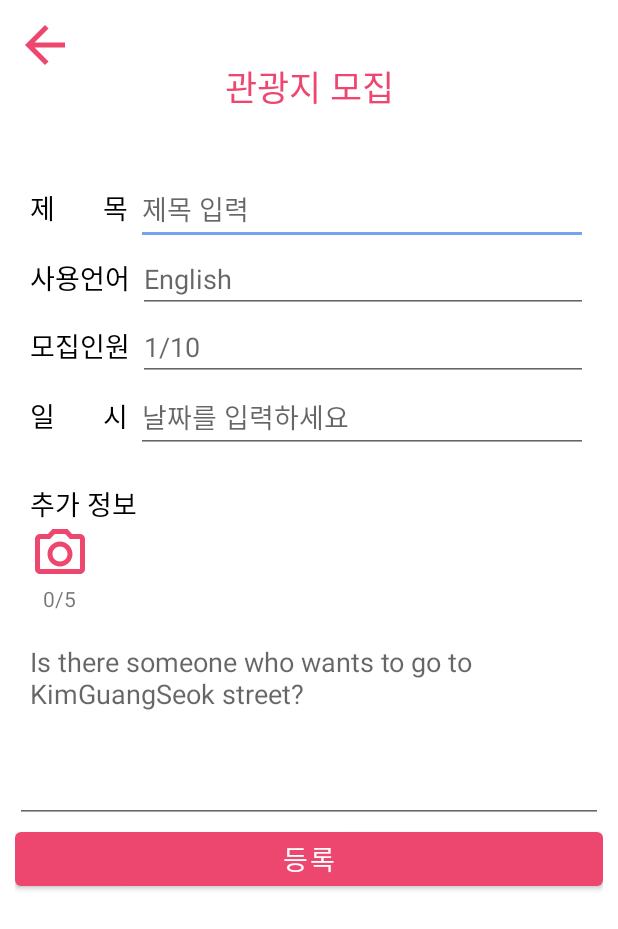
After one commit to Neighboring-Friends/LocalLink, an Android app: the layout activity_write_post.xml on its own in the app's theme, with its tools: preview values and no code run, on a phone screen of 412 x 824 dp. The commit adds this screen. Shown: the top 929 px of the screen. Run offline under Robolectric (Android 15) with nearby library versions, the phone set to English and light mode, and no system bars.

Commit message:
post page

```diff
--- a/app/src/main/AndroidManifest.xml
+++ b/app/src/main/AndroidManifest.xml
@@ -39,6 +39,9 @@
         <activity
             android:name=".attractionCourse.AttractionCourseActivity"
             android:exported="false"/>
+        <activity
+            android:name=".TestActivity"
+            android:exported="false"/>
     </application>
 
 </manifest>
--- a/app/src/main/java/com/example/nextdoorfriend/MainActivity.kt
+++ b/app/src/main/java/com/example/nextdoorfriend/MainActivity.kt
@@ -51,11 +51,7 @@ class MainActivity : AppCompatActivity() {
         }
 
         binding.testBtn.setOnClickListener {
-            startActivity(Intent(this, AttractionActivity::class.java))
-        }
-
-        binding.minseokBtn.setOnClickListener {
-            startActivity(Intent(this, AttractionCourseActivity::class.java))
+            startActivity(Intent(this, TestActivity::class.java))
         }
     }
 
--- /dev/null
+++ b/app/src/main/java/com/example/nextdoorfriend/TestActivity.kt
@@ -0,0 +1,32 @@
+package com.example.nextdoorfriend
+
+import android.content.Intent
+import android.os.Bundle
+import androidx.appcompat.app.AppCompatActivity
+import com.example.nextdoorfriend.attraction.AttractionActivity
+import com.example.nextdoorfriend.attractionCourse.AttractionCourseActivity
+import com.example.nextdoorfriend.databinding.ActivityTestBinding
+
+class TestActivity: AppCompatActivity() {
+
+    private val binding by lazy {
+        ActivityTestBinding.inflate(layoutInflater)
+    }
+
+    override fun onCreate(savedInstanceState: Bundle?) {
+        super.onCreate(savedInstanceState)
+
+        binding.apply {
+            attractionBtn.setOnClickListener {
+                startActivity(Intent(this@TestActivity, AttractionActivity::class.java))
+            }
+            attractionCourseBtn.setOnClickListener {
+                startActivity(Intent(this@TestActivity, AttractionCourseActivity::class.java))
+            }
+            writeFab.setOnClickListener {
+
+            }
+        }
+
+    }
+}
--- /dev/null
+++ b/app/src/main/java/com/example/nextdoorfriend/WritePostActivity.kt
@@ -0,0 +1,18 @@
+package com.example.nextdoorfriend
+
+import android.os.Bundle
+import androidx.appcompat.app.AppCompatActivity
+import com.example.nextdoorfriend.databinding.ActivityWritePostBinding
+
+class WritePostActivity: AppCompatActivity() {
+
+    private val binding by lazy {
+        ActivityWritePostBinding.inflate(layoutInflater)
+    }
+
+    override fun onCreate(savedInstanceState: Bundle?) {
+        super.onCreate(savedInstanceState)
+
+
+    }
+}
--- /dev/null
+++ b/app/src/main/res/drawable/outline_arrow_back_24.xml
@@ -0,0 +1,5 @@
+<vector android:autoMirrored="true" android:height="24dp"
+    android:tint="@color/primary" android:viewportHeight="24"
+    android:viewportWidth="24" android:width="24dp" xmlns:android="http://schemas.android.com/apk/res/android">
+    <path android:fillColor="@android:color/white" android:pathData="M20,11H7.83l5.59,-5.59L12,4l-8,8 8,8 1.41,-1.41L7.83,13H20v-2z"/>
+</vector>
--- /dev/null
+++ b/app/src/main/res/drawable/outline_photo_camera_24.xml
@@ -0,0 +1,5 @@
+<vector android:height="24dp" android:tint="@color/primary"
+    android:viewportHeight="24" android:viewportWidth="24"
+    android:width="24dp" xmlns:android="http://schemas.android.com/apk/res/android">
+    <path android:fillColor="@android:color/white" android:pathData="M14.12,4l1.83,2L20,6v12L4,18L4,6h4.05l1.83,-2h4.24M15,2L9,2L7.17,4L4,4c-1.1,0 -2,0.9 -2,2v12c0,1.1 0.9,2 2,2h16c1.1,0 2,-0.9 2,-2L22,6c0,-1.1 -0.9,-2 -2,-2h-3.17L15,2zM12,9c1.65,0 3,1.35 3,3s-1.35,3 -3,3 -3,-1.35 -3,-3 1.35,-3 3,-3m0,-2c-2.76,0 -5,2.24 -5,5s2.24,5 5,5 5,-2.24 5,-5 -2.24,-5 -5,-5z"/>
+</vector>
--- a/app/src/main/res/layout/activity_main.xml
+++ b/app/src/main/res/layout/activity_main.xml
@@ -13,14 +13,6 @@
         android:text="test"
         app:layout_constraintTop_toTopOf="parent"
         app:layout_constraintStart_toStartOf="parent"/>
-
-    <Button
-        android:id="@+id/minseok_btn"
-        android:layout_width="wrap_content"
-        android:layout_height="wrap_content"
-        android:text="test"
-        app:layout_constraintTop_toTopOf="parent"
-        app:layout_constraintStart_toEndOf="@id/test_btn"/>
 
     <FrameLayout
         android:id="@+id/frameLayout"
--- /dev/null
+++ b/app/src/main/res/layout/activity_test.xml
@@ -0,0 +1,27 @@
+<?xml version="1.0" encoding="utf-8"?>
+<LinearLayout xmlns:android="http://schemas.android.com/apk/res/android"
+    android:layout_width="match_parent"
+    android:layout_height="match_parent"
+    xmlns:app="http://schemas.android.com/apk/res-auto"
+    android:orientation="vertical"
+    android:gravity="center">
+
+    <Button
+        android:id="@+id/attraction_btn"
+        android:layout_width="wrap_content"
+        android:layout_height="wrap_content"
+        android:text="관광지"/>
+
+    <Button
+        android:id="@+id/attraction_course_btn"
+        android:layout_width="wrap_content"
+        android:layout_height="wrap_content"
+        android:text="관광코스"/>
+
+    <com.google.android.material.floatingactionbutton.FloatingActionButton
+        android:id="@+id/write_fab"
+        android:layout_width="wrap_content"
+        android:layout_height="wrap_content"/>
+
+
+</LinearLayout>
--- /dev/null
+++ b/app/src/main/res/layout/activity_write_post.xml
@@ -0,0 +1,171 @@
+<?xml version="1.0" encoding="utf-8"?>
+<androidx.constraintlayout.widget.ConstraintLayout
+    xmlns:android="http://schemas.android.com/apk/res/android"
+    xmlns:tools="http://schemas.android.com/tools"
+    xmlns:app="http://schemas.android.com/apk/res-auto"
+    android:layout_width="match_parent"
+    android:layout_height="match_parent"
+    android:padding="@dimen/padding">
+
+    <ImageView
+        android:layout_width="40dp"
+        android:layout_height="40dp"
+        android:maxWidth="50dp"
+        android:maxHeight="50dp"
+        android:adjustViewBounds="true"
+        android:src="@drawable/outline_arrow_back_24"
+        app:layout_constraintTop_toTopOf="parent"
+        app:layout_constraintStart_toStartOf="parent"/>
+
+    <TextView
+        android:id="@+id/page_name_text_view"
+        android:layout_width="wrap_content"
+        android:layout_height="wrap_content"
+        android:layout_marginTop="30dp"
+        android:textSize="23sp"
+        android:textColor="@color/primary"
+        app:layout_constraintTop_toTopOf="parent"
+        app:layout_constraintStart_toStartOf="parent"
+        app:layout_constraintEnd_toEndOf="parent"
+        style="@style/major_title_text_style"
+        tools:text="관광지 모집"/>
+
+    <LinearLayout
+        android:id="@+id/primary_content_layout"
+        android:layout_width="match_parent"
+        android:layout_height="wrap_content"
+        android:orientation="vertical"
+        android:gravity="center"
+        android:padding="@dimen/padding"
+        android:layout_marginTop="30dp"
+        app:layout_constraintTop_toBottomOf="@id/page_name_text_view"
+        app:layout_constraintStart_toStartOf="parent"
+        app:layout_constraintEnd_toEndOf="parent">
+
+        <LinearLayout
+            android:layout_width="match_parent"
+            android:layout_height="wrap_content"
+            android:orientation="horizontal">
+            <TextView
+                android:layout_width="wrap_content"
+                android:layout_height="wrap_content"
+                android:gravity="center"
+                android:typeface="monospace"
+                android:layout_marginEnd="@dimen/margin"
+                style="@style/major_title_text_style"
+                tools:text="제   목"/>
+            <EditText
+                android:layout_width="match_parent"
+                android:layout_height="wrap_content"
+                tools:hint="제목 입력"/>
+        </LinearLayout>
+
+        <LinearLayout
+            android:layout_width="match_parent"
+            android:layout_height="wrap_content"
+            android:orientation="horizontal">
+            <TextView
+                android:layout_width="wrap_content"
+                android:layout_height="wrap_content"
+                android:gravity="center"
+                android:typeface="monospace"
+                android:layout_marginEnd="@dimen/margin"
+                style="@style/major_title_text_style"
+                tools:text="사용언어"/>
+            <EditText
+                android:layout_width="match_parent"
+                android:layout_height="wrap_content"
+                tools:hint="English"/>
+        </LinearLayout>
+
+        <LinearLayout
+            android:layout_width="match_parent"
+            android:layout_height="wrap_content"
+            android:orientation="horizontal">
+            <TextView
+                android:layout_width="wrap_content"
+                android:layout_height="wrap_content"
+                android:gravity="center"
+                android:typeface="monospace"
+                android:layout_marginEnd="@dimen/margin"
+                style="@style/major_title_text_style"
+                tools:text="모집인원"/>
+            <EditText
+                android:layout_width="match_parent"
+                android:layout_height="wrap_content"
+                tools:hint="1/10"/>
+        </LinearLayout>
+
+        <LinearLayout
+            android:layout_width="match_parent"
+            android:layout_height="wrap_content"
+            android:orientation="horizontal">
+            <TextView
+                android:layout_width="wrap_content"
+                android:layout_height="wrap_content"
+                android:gravity="center"
+                android:typeface="monospace"
+                android:layout_marginEnd="@dimen/margin"
+                style="@style/major_title_text_style"
+                tools:text="일   시"/>
+            <EditText
+                android:layout_width="match_parent"
+                android:layout_height="wrap_content"
+                tools:hint="날짜를 입력하세요"/>
+        </LinearLayout>
+
+    </LinearLayout>
+
+    <LinearLayout
+        android:id="@+id/secondary_content_layout"
+        android:layout_width="match_parent"
+        android:layout_height="wrap_content"
+        android:orientation="vertical"
+        android:padding="@dimen/padding"
+        app:layout_constraintTop_toBottomOf="@id/primary_content_layout">
+
+        <TextView
+            android:layout_width="wrap_content"
+            android:layout_height="wrap_content"
+            style="@style/major_title_text_style"
+            tools:text="추가 정보"/>
+
+        <LinearLayout
+            android:layout_width="wrap_content"
+            android:layout_height="wrap_content"
+            android:orientation="vertical"
+            android:gravity="center_horizontal">
+
+            <ImageView
+                android:layout_width="40dp"
+                android:layout_height="40dp"
+                android:src="@drawable/outline_photo_camera_24"/>
+            <TextView
+                android:layout_width="wrap_content"
+                android:layout_height="wrap_content"
+                tools:text="0/5"/>
+        </LinearLayout>
+    </LinearLayout>
+
+    <EditText
+        android:id="@+id/posting_content_edit_text"
+        android:layout_width="match_parent"
+        android:layout_height="wrap_content"
+        android:lines="5"
+        android:maxLines="5"
+        android:scrollbars="vertical"
+        android:gravity="top"
+        android:padding="@dimen/padding"
+        app:layout_constraintTop_toBottomOf="@id/secondary_content_layout"
+        tools:hint="Is there someone who wants to go to KimGuangSeok street?"/>
+
+    <Button
+        android:id="@+id/submit_button"
+        android:layout_width="match_parent"
+        android:layout_height="wrap_content"
+        android:textSize="@dimen/major_title_text_size"
+        app:layout_constraintTop_toBottomOf="@id/posting_content_edit_text"
+        tools:text="등록"/>
+
+
+</androidx.constraintlayout.widget.ConstraintLayout>
--- a/app/src/main/res/values/colors.xml
+++ b/app/src/main/res/values/colors.xml
@@ -10,4 +10,7 @@
 
     <color name="major_text_color">#000000</color>
     <color name="minor_text_color">#7A7A7A</color>
+
+    <color name="primary">#EE476F</color>
+    <color name="secondary">#F48B8B</color>
 </resources>
```
